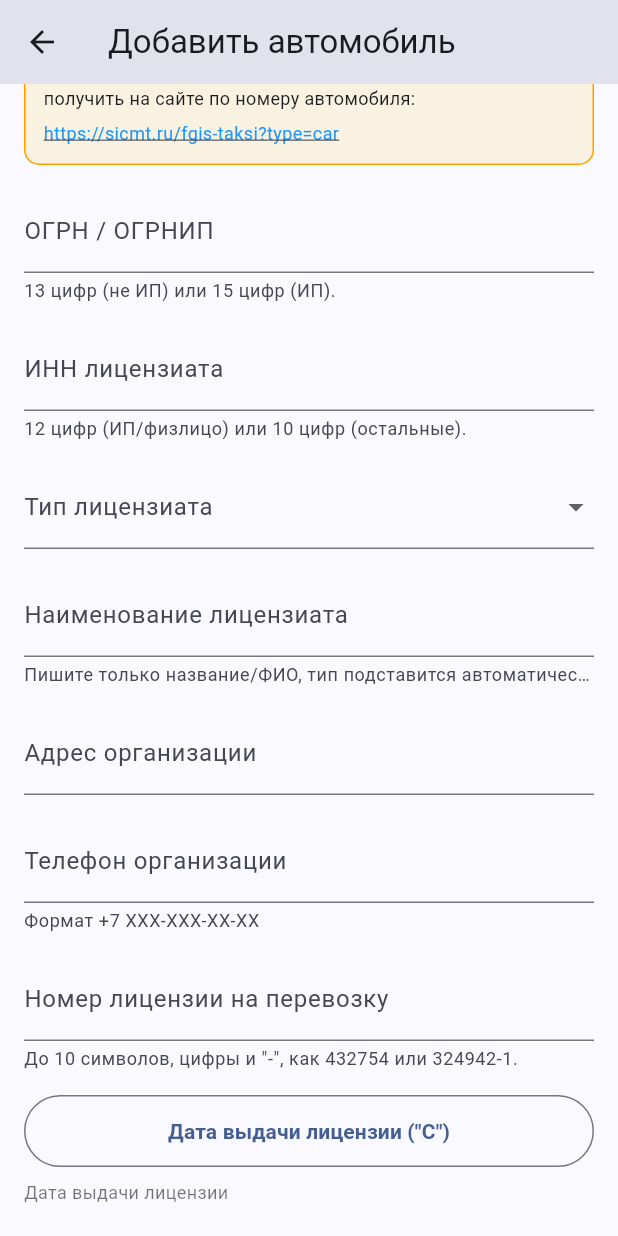
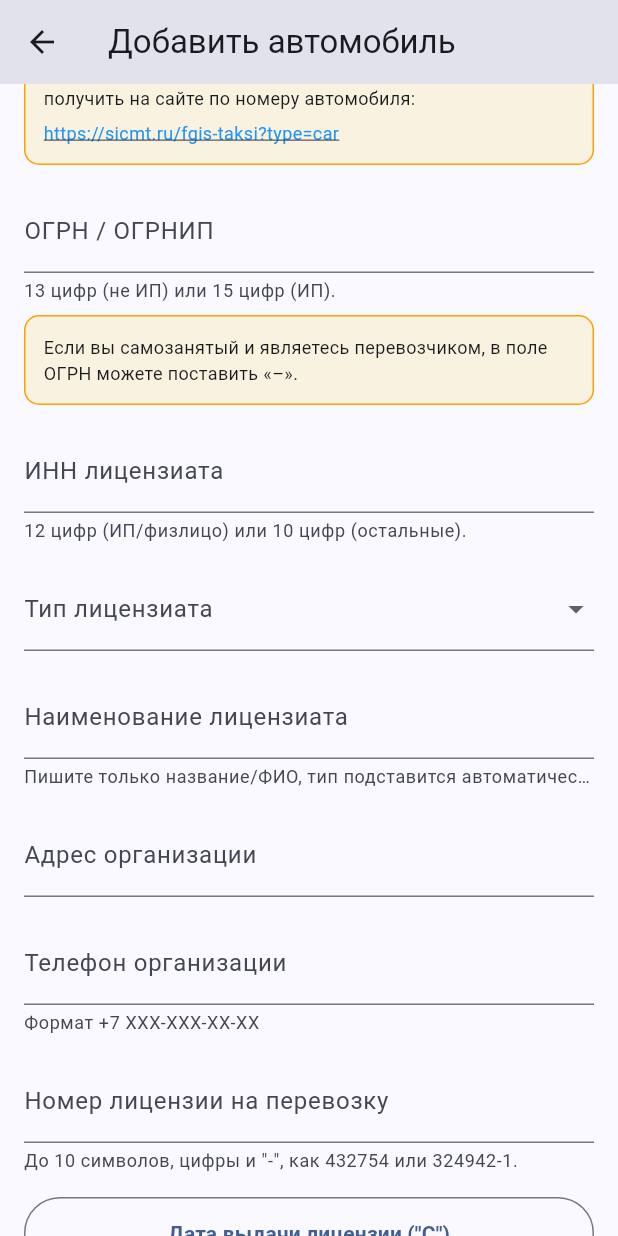
Before and after one commit to OPTI95/ingoozapp, a Flutter app: the CarFormPage screen opened directly, scrolled down 576 dp, on a phone screen of 412 x 824 dp. Run offline on Flutter 3.47's test engine with Material 3 defaults, Android fonts, the phone set to English and light mode, and no system bars; our stand-ins replace app_links, file_picker, flutter_dotenv, pdf, printing, supabase_flutter; accounts and stored records are empty.

Commit message:
Update .gitignore to exclude release APKs, increment app version to 1.2.1+3, and refactor authentication pages to use SafeArea and SingleChildScrollView for improved layout. Enhance car form validation messages and add helper text for driver license input.

```diff
--- a/lib/features/auth/pages/email_change_confirm_page.dart
+++ b/lib/features/auth/pages/email_change_confirm_page.dart
@@ -71,11 +71,10 @@ class _EmailChangeConfirmPageState extends State<EmailChangeConfirmPage> {
   Widget build(BuildContext context) {
     return Scaffold(
       appBar: AppBar(title: const Text('Смена email')),
-      body: Center(
-        child: Padding(
+      body: SafeArea(
+        child: SingleChildScrollView(
           padding: const EdgeInsets.all(24),
           child: Column(
-            mainAxisSize: MainAxisSize.min,
             children: [
               if (_loading)
                 const CircularProgressIndicator()
--- a/lib/features/auth/pages/email_confirmed_page.dart
+++ b/lib/features/auth/pages/email_confirmed_page.dart
@@ -7,10 +7,9 @@ class EmailConfirmedPage extends StatelessWidget {
   Widget build(BuildContext context) {
     return Scaffold(
       body: SafeArea(
-        child: Padding(
+        child: SingleChildScrollView(
           padding: const EdgeInsets.all(24),
           child: Column(
-            mainAxisAlignment: MainAxisAlignment.center,
             children: [
               // Иконка успеха
               Container(
--- a/lib/features/auth/pages/forgot_password_page.dart
+++ b/lib/features/auth/pages/forgot_password_page.dart
@@ -67,7 +67,8 @@ class _ForgotPasswordPageState extends State<ForgotPasswordPage> {
 
     return Scaffold(
       appBar: AppBar(title: const Text('Восстановление пароля')),
-      body: Padding(
+      body: SafeArea(
+        child: SingleChildScrollView(
           padding: const EdgeInsets.all(16),
           child: _emailSent
               ? Center(
@@ -185,6 +186,7 @@ class _ForgotPasswordPageState extends State<ForgotPasswordPage> {
                 ),
                 ),
         ),
+      ),
     );
   }
 }
--- a/lib/features/auth/pages/reset_password_page.dart
+++ b/lib/features/auth/pages/reset_password_page.dart
@@ -115,7 +115,8 @@ class _ResetPasswordPageState extends State<ResetPasswordPage> {
           ),
         ],
       ),
-      body: Padding(
+      body: SafeArea(
+        child: SingleChildScrollView(
           padding: const EdgeInsets.all(16),
           child: Form(
             key: _formKey,
@@ -222,6 +223,7 @@ class _ResetPasswordPageState extends State<ResetPasswordPage> {
             ),
           ),
         ),
+      ),
     );
   }
 }
--- a/lib/features/auth/pages/sign_in_page.dart
+++ b/lib/features/auth/pages/sign_in_page.dart
@@ -124,7 +124,8 @@ class _SignInPageState extends State<SignInPage> {
   Widget build(BuildContext context) {
     return Scaffold(
       appBar: AppBar(title: const Text('Вход в аккаунт')),
-      body: Padding(
+      body: SafeArea(
+        child: SingleChildScrollView(
           padding: const EdgeInsets.all(16),
           child: Form(
             key: _formKey,
@@ -225,6 +226,7 @@ class _SignInPageState extends State<SignInPage> {
             ),
           ),
         ),
+      ),
     );
   }
 }
--- a/lib/features/auth/pages/sign_up_page.dart
+++ b/lib/features/auth/pages/sign_up_page.dart
@@ -215,7 +215,8 @@ class _SignUpPageState extends State<SignUpPage> {
 
     return Scaffold(
       appBar: AppBar(title: const Text('Регистрация')),
-      body: Padding(
+      body: SafeArea(
+        child: SingleChildScrollView(
           padding: const EdgeInsets.all(16),
           child: Form(
             key: _formKey,
@@ -342,6 +343,7 @@ class _SignUpPageState extends State<SignUpPage> {
             ),
           ),
         ),
+      ),
     );
   }
 }
--- a/lib/features/cars/pages/car_form_page.dart
+++ b/lib/features/cars/pages/car_form_page.dart
@@ -187,16 +187,18 @@ class _CarFormPageState extends State<CarFormPage> {
     if (_licenseType == null) {
       return 'Сначала выберите тип лицензиата';
     }
-    final digits = (value ?? '').trim();
-    if (digits.isEmpty) return 'Укажите ОГРН / ОГРНИП';
+    final v = (value ?? '').trim();
+    if (v.isEmpty) return 'Укажите ОГРН / ОГРНИП или «–»';
+    if (v == '-' || v == '–' || v == '—') return null;
+    final digitsOnly = v.replaceAll(RegExp(r'\D'), '');
     if (_licenseType == 'sole') {
-      if (digits.length != 15) {
-        return 'Для ИП ОГРНИП должен содержать 15 цифр';
+      if (digitsOnly.length != 15) {
+        return 'Для ИП ОГРНИП — 15 цифр, или «–» для самозанятых';
       }
       return null;
     }
-    if (digits.length != 13) {
-      return 'Для не-ИП ОГРН должен содержать 13 цифр';
+    if (digitsOnly.length != 13) {
+      return 'Для не-ИП ОГРН — 13 цифр, или «–» для самозанятых';
     }
     return null;
   }
@@ -523,9 +525,7 @@ class _CarFormPageState extends State<CarFormPage> {
               const SizedBox(height: 16),
               TextFormField(
                 controller: _licenseOgrnController,
-                keyboardType: TextInputType.number,
                 maxLength: 15,
-                inputFormatters: [FilteringTextInputFormatter.digitsOnly],
                 decoration: const InputDecoration(
                   labelText: 'ОГРН / ОГРНИП',
                   helperText: '13 цифр (не ИП) или 15 цифр (ИП).',
@@ -534,6 +534,21 @@ class _CarFormPageState extends State<CarFormPage> {
                   errorMaxLines: 2,
                 ),
                 validator: _validateLicenseOgrn,
+              ),
+              const SizedBox(height: 8),
+              Container(
+                width: double.infinity,
+                padding: const EdgeInsets.all(12),
+                decoration: BoxDecoration(
+                  color: Colors.amber.withValues(alpha: 0.12),
+                  borderRadius: BorderRadius.circular(10),
+                  border: Border.all(color: Colors.amber.shade700),
+                ),
+                child: const Text(
+                  'Если вы самозанятый и являетесь перевозчиком, '
+                  'в поле ОГРН можете поставить «–».',
+                  style: TextStyle(fontSize: 12),
+                ),
               ),
               const SizedBox(height: 16),
               TextFormField(
--- a/lib/features/profile/pages/profile_page.dart
+++ b/lib/features/profile/pages/profile_page.dart
@@ -312,10 +312,10 @@ class _ProfilePageState extends State<ProfilePage> {
                     const SizedBox(height: 16),
                     TextFormField(
                       controller: _driverLicenseNumberController,
-                      keyboardType: TextInputType.number,
-                      inputFormatters: [FilteringTextInputFormatter.digitsOnly],
+                      textCapitalization: TextCapitalization.characters,
                       decoration: const InputDecoration(
                         labelText: 'Водительское удостоверение (серия + номер)',
+                        helperText: 'Например 7735803290',
                       ),
                       validator: (value) {
                         if (value == null || value.trim().isEmpty) {
--- a/pubspec.yaml
+++ b/pubspec.yaml
@@ -16,7 +16,7 @@ publish_to: 'none' # Remove this line if you wish to publish to pub.dev
 # https://developer.apple.com/library/archive/documentation/General/Reference/InfoPlistKeyReference/Articles/CoreFoundationKeys.html
 # In Windows, build-name is used as the major, minor, and patch parts
 # of the product and file versions while build-number is used as the build suffix.
-version: 1.2.0+2
+version: 1.2.1+3
 
 environment:
   sdk: ^3.9.2
```
Also changed, not shown: lib/features/payments/pages/payment_method_page.dart (+7 -5 lines), 1 other file. Lines whose indentation alone changed are shown as unchanged.
